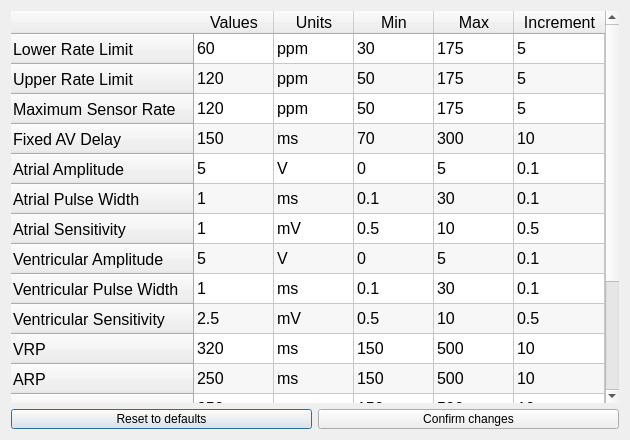
CarlosCapili/3K04-Pacemaker-Project, file DCM/ui_files/parameters.ui: the form before one commit.
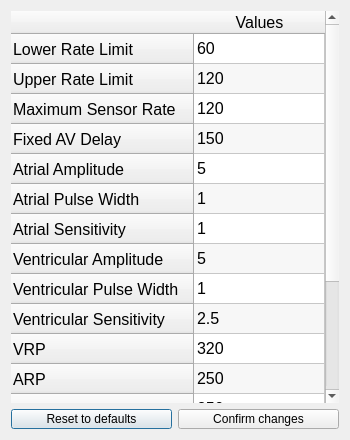
The form after the commit.

The edit to the form file:
```diff
--- a/DCM/ui_files/parameters.ui
+++ b/DCM/ui_files/parameters.ui
@@ -6,7 +6,7 @@
    <rect>
     <x>0</x>
     <y>0</y>
-    <width>630</width>
+    <width>350</width>
     <height>440</height>
    </rect>
   </property>
@@ -18,13 +18,13 @@
   </property>
   <property name="minimumSize">
    <size>
-    <width>630</width>
+    <width>350</width>
     <height>440</height>
    </size>
   </property>
   <property name="maximumSize">
    <size>
-    <width>630</width>
+    <width>350</width>
     <height>500</height>
    </size>
   </property>
@@ -258,26 +258,6 @@
        <string>Values</string>
       </property>
      </column>
-     <column>
-      <property name="text">
-       <string>Units</string>
-      </property>
-     </column>
-     <column>
-      <property name="text">
-       <string>Min</string>
-      </property>
-     </column>
-     <column>
-      <property name="text">
-       <string>Max</string>
-      </property>
-     </column>
-     <column>
-      <property name="text">
-       <string>Increment</string>
-      </property>
-     </column>
      <item row="0" column="0">
       <property name="text">
        <string>60</string>
@@ -285,35 +265,6 @@
       <property name="textAlignment">
        <set>AlignLeading|AlignVCenter</set>
       </property>
-     </item>
-     <item row="0" column="1">
-      <property name="text">
-       <string>ppm</string>
-      </property>
-      <property name="flags">
-       <set>ItemIsDragEnabled|ItemIsUserCheckable|ItemIsEnabled</set>
-      </property>
-     </item>
-     <item row="0" column="2">
-      <property name="text">
-       <string>30</string>
-      </property>
-      <property name="flags">
-       <set>ItemIsDragEnabled|ItemIsUserCheckable|ItemIsEnabled</set>
-      </property>
-     </item>
-     <item row="0" column="3">
-      <property name="text">
-       <string>175</string>
-      </property>
-      <property name="flags">
-       <set>ItemIsDragEnabled|ItemIsUserCheckable|ItemIsEnabled</set>
-      </property>
-     </item>
-     <item row="0" column="4">
-      <property name="text">
-       <string>5</string>
-      </property>
       <property name="flags">
        <set>ItemIsDragEnabled|ItemIsUserCheckable|ItemIsEnabled</set>
       </property>
@@ -322,35 +273,6 @@
       <property name="text">
        <string>120</string>
       </property>
-     </item>
-     <item row="1" column="1">
-      <property name="text">
-       <string>ppm</string>
-      </property>
-      <property name="flags">
-       <set>ItemIsDragEnabled|ItemIsUserCheckable|ItemIsEnabled</set>
-      </property>
-     </item>
-     <item row="1" column="2">
-      <property name="text">
-       <string>50</string>
-      </property>
-      <property name="flags">
-       <set>ItemIsDragEnabled|ItemIsUserCheckable|ItemIsEnabled</set>
-      </property>
-     </item>
-     <item row="1" column="3">
-      <property name="text">
-       <string>175</string>
-      </property>
-      <property name="flags">
-       <set>ItemIsDragEnabled|ItemIsUserCheckable|ItemIsEnabled</set>
-      </property>
-     </item>
-     <item row="1" column="4">
-      <property name="text">
-       <string>5</string>
-      </property>
       <property name="flags">
        <set>ItemIsDragEnabled|ItemIsUserCheckable|ItemIsEnabled</set>
       </property>
@@ -359,35 +281,6 @@
       <property name="text">
        <string>120</string>
       </property>
-     </item>
-     <item row="2" column="1">
-      <property name="text">
-       <string>ppm</string>
-      </property>
-      <property name="flags">
-       <set>ItemIsDragEnabled|ItemIsUserCheckable|ItemIsEnabled</set>
-      </property>
-     </item>
-     <item row="2" column="2">
-      <property name="text">
-       <string>50</string>
-      </property>
-      <property name="flags">
-       <set>ItemIsDragEnabled|ItemIsUserCheckable|ItemIsEnabled</set>
-      </property>
-     </item>
-     <item row="2" column="3">
-      <property name="text">
-       <string>175</string>
-      </property>
-      <property name="flags">
-       <set>ItemIsDragEnabled|ItemIsUserCheckable|ItemIsEnabled</set>
-      </property>
-     </item>
-     <item row="2" column="4">
-      <property name="text">
-       <string>5</string>
-      </property>
       <property name="flags">
        <set>ItemIsDragEnabled|ItemIsUserCheckable|ItemIsEnabled</set>
       </property>
@@ -396,35 +289,6 @@
       <property name="text">
        <string>150</string>
       </property>
-     </item>
-     <item row="3" column="1">
-      <property name="text">
-       <string>ms</string>
-      </property>
-      <property name="flags">
-       <set>ItemIsDragEnabled|ItemIsUserCheckable|ItemIsEnabled</set>
-      </property>
-     </item>
-     <item row="3" column="2">
-      <property name="text">
-       <string>70</string>
-      </property>
-      <property name="flags">
-       <set>ItemIsDragEnabled|ItemIsUserCheckable|ItemIsEnabled</set>
-      </property>
-     </item>
-     <item row="3" column="3">
-      <property name="text">
-       <string>300</string>
-      </property>
-      <property name="flags">
-       <set>ItemIsDragEnabled|ItemIsUserCheckable|ItemIsEnabled</set>
-      </property>
-     </item>
-     <item row="3" column="4">
-      <property name="text">
-       <string>10</string>
-      </property>
       <property name="flags">
        <set>ItemIsDragEnabled|ItemIsUserCheckable|ItemIsEnabled</set>
       </property>
@@ -433,35 +297,6 @@
       <property name="text">
        <string>5</string>
       </property>
-     </item>
-     <item row="4" column="1">
-      <property name="text">
-       <string>V</string>
-      </property>
-      <property name="flags">
-       <set>ItemIsDragEnabled|ItemIsUserCheckable|ItemIsEnabled</set>
-      </property>
-     </item>
-     <item row="4" column="2">
-      <property name="text">
-       <string>0</string>
-      </property>
-      <property name="flags">
-       <set>ItemIsDragEnabled|ItemIsUserCheckable|ItemIsEnabled</set>
-      </property>
-     </item>
-     <item row="4" column="3">
-      <property name="text">
-       <string>5</string>
-      </property>
-      <property name="flags">
-       <set>ItemIsDragEnabled|ItemIsUserCheckable|ItemIsEnabled</set>
-      </property>
-     </item>
-     <item row="4" column="4">
-      <property name="text">
-       <string>0.1</string>
-      </property>
       <property name="flags">
        <set>ItemIsDragEnabled|ItemIsUserCheckable|ItemIsEnabled</set>
       </property>
@@ -470,35 +305,6 @@
       <property name="text">
        <string>1</string>
       </property>
-     </item>
-     <item row="5" column="1">
-      <property name="text">
-       <string>ms</string>
-      </property>
-      <property name="flags">
-       <set>ItemIsDragEnabled|ItemIsUserCheckable|ItemIsEnabled</set>
-      </property>
-     </item>
-     <item row="5" column="2">
-      <property name="text">
-       <string>0.1</string>
-      </property>
-      <property name="flags">
-       <set>ItemIsDragEnabled|ItemIsUserCheckable|ItemIsEnabled</set>
-      </property>
-     </item>
-     <item row="5" column="3">
-      <property name="text">
-       <string>30</string>
-      </property>
-      <property name="flags">
-       <set>ItemIsDragEnabled|ItemIsUserCheckable|ItemIsEnabled</set>
-      </property>
-     </item>
-     <item row="5" column="4">
-      <property name="text">
-       <string>0.1</string>
-      </property>
       <property name="flags">
        <set>ItemIsDragEnabled|ItemIsUserCheckable|ItemIsEnabled</set>
       </property>
@@ -507,35 +313,6 @@
       <property name="text">
        <string>1</string>
       </property>
-     </item>
-     <item row="6" column="1">
-      <property name="text">
-       <string>mV</string>
-      </property>
-      <property name="flags">
-       <set>ItemIsDragEnabled|ItemIsUserCheckable|ItemIsEnabled</set>
-      </property>
-     </item>
-     <item row="6" column="2">
-      <property name="text">
-       <string>0.5</string>
-      </property>
-      <property name="flags">
-       <set>ItemIsDragEnabled|ItemIsUserCheckable|ItemIsEnabled</set>
-      </property>
-     </item>
-     <item row="6" column="3">
-      <property name="text">
-       <string>10</string>
-      </property>
-      <property name="flags">
-       <set>ItemIsDragEnabled|ItemIsUserCheckable|ItemIsEnabled</set>
-      </property>
-     </item>
-     <item row="6" column="4">
-      <property name="text">
-       <string>0.5</string>
-      </property>
       <property name="flags">
        <set>ItemIsDragEnabled|ItemIsUserCheckable|ItemIsEnabled</set>
       </property>
@@ -544,35 +321,6 @@
       <property name="text">
        <string>5</string>
       </property>
-     </item>
-     <item row="7" column="1">
-      <property name="text">
-       <string>V</string>
-      </property>
-      <property name="flags">
-       <set>ItemIsDragEnabled|ItemIsUserCheckable|ItemIsEnabled</set>
-      </property>
-     </item>
-     <item row="7" column="2">
-      <property name="text">
-       <string>0</string>
-      </property>
-      <property name="flags">
-       <set>ItemIsDragEnabled|ItemIsUserCheckable|ItemIsEnabled</set>
-      </property>
-     </item>
-     <item row="7" column="3">
-      <property name="text">
-       <string>5</string>
-      </property>
-      <property name="flags">
-       <set>ItemIsDragEnabled|ItemIsUserCheckable|ItemIsEnabled</set>
-      </property>
-     </item>
-     <item row="7" column="4">
-      <property name="text">
-       <string>0.1</string>
-      </property>
       <property name="flags">
        <set>ItemIsDragEnabled|ItemIsUserCheckable|ItemIsEnabled</set>
       </property>
@@ -581,35 +329,6 @@
       <property name="text">
        <string>1</string>
       </property>
-     </item>
-     <item row="8" column="1">
-      <property name="text">
-       <string>ms</string>
-      </property>
-      <property name="flags">
-       <set>ItemIsDragEnabled|ItemIsUserCheckable|ItemIsEnabled</set>
-      </property>
-     </item>
-     <item row="8" column="2">
-      <property name="text">
-       <string>0.1</string>
-      </property>
-      <property name="flags">
-       <set>ItemIsDragEnabled|ItemIsUserCheckable|ItemIsEnabled</set>
-      </property>
-     </item>
-     <item row="8" column="3">
-      <property name="text">
-       <string>30</string>
-      </property>
-      <property name="flags">
-       <set>ItemIsDragEnabled|ItemIsUserCheckable|ItemIsEnabled</set>
-      </property>
-     </item>
-     <item row="8" column="4">
-      <property name="text">
-       <string>0.1</string>
-      </property>
       <property name="flags">
        <set>ItemIsDragEnabled|ItemIsUserCheckable|ItemIsEnabled</set>
       </property>
@@ -618,35 +337,6 @@
       <property name="text">
        <string>2.5</string>
       </property>
-     </item>
-     <item row="9" column="1">
-      <property name="text">
-       <string>mV</string>
-      </property>
-      <property name="flags">
-       <set>ItemIsDragEnabled|ItemIsUserCheckable|ItemIsEnabled</set>
-      </property>
-     </item>
-     <item row="9" column="2">
-      <property name="text">
-       <string>0.5</string>
-      </property>
-      <property name="flags">
-       <set>ItemIsDragEnabled|ItemIsUserCheckable|ItemIsEnabled</set>
-      </property>
-     </item>
-     <item row="9" column="3">
-      <property name="text">
-       <string>10</string>
-      </property>
-      <property name="flags">
-       <set>ItemIsDragEnabled|ItemIsUserCheckable|ItemIsEnabled</set>
-      </property>
-     </item>
-     <item row="9" column="4">
-      <property name="text">
-       <string>0.5</string>
-      </property>
       <property name="flags">
        <set>ItemIsDragEnabled|ItemIsUserCheckable|ItemIsEnabled</set>
       </property>
@@ -655,35 +345,6 @@
       <property name="text">
        <string>320</string>
       </property>
-     </item>
-     <item row="10" column="1">
-      <property name="text">
-       <string>ms</string>
-      </property>
-      <property name="flags">
-       <set>ItemIsDragEnabled|ItemIsUserCheckable|ItemIsEnabled</set>
-      </property>
-     </item>
-     <item row="10" column="2">
-      <property name="text">
-       <string>150</string>
-      </property>
-      <property name="flags">
-       <set>ItemIsDragEnabled|ItemIsUserCheckable|ItemIsEnabled</set>
-      </property>
-     </item>
-     <item row="10" column="3">
-      <property name="text">
-       <string>500</string>
-      </property>
-      <property name="flags">
-       <set>ItemIsDragEnabled|ItemIsUserCheckable|ItemIsEnabled</set>
-      </property>
-     </item>
-     <item row="10" column="4">
-      <property name="text">
-       <string>10</string>
-      </property>
       <property name="flags">
        <set>ItemIsDragEnabled|ItemIsUserCheckable|ItemIsEnabled</set>
       </property>
@@ -695,47 +356,6 @@
       <property name="textAlignment">
        <set>AlignLeading|AlignVCenter</set>
       </property>
-     </item>
-     <item row="11" column="1">
-      <property name="text">
-       <string>ms</string>
-      </property>
-      <property name="textAlignment">
-       <set>AlignLeading|AlignVCenter</set>
-      </property>
-      <property name="flags">
-       <set>ItemIsDragEnabled|ItemIsUserCheckable|ItemIsEnabled</set>
-      </property>
-     </item>
-     <item row="11" column="2">
-      <property name="text">
-       <string>150</string>
-      </property>
-      <property name="textAlignment">
-       <set>AlignLeading|AlignVCenter</set>
-      </property>
-      <property name="flags">
-       <set>ItemIsDragEnabled|ItemIsUserCheckable|ItemIsEnabled</set>
-      </property>
-     </item>
-     <item row="11" column="3">
-      <property name="text">
-       <string>500</string>
-      </property>
-      <property name="textAlignment">
-       <set>AlignLeading|AlignVCenter</set>
-      </property>
-      <property name="flags">
-       <set>ItemIsDragEnabled|ItemIsUserCheckable|ItemIsEnabled</set>
-      </property>
-     </item>
-     <item row="11" column="4">
-      <property name="text">
-       <string>10</string>
-      </property>
-      <property name="textAlignment">
-       <set>AlignLeading|AlignVCenter</set>
-      </property>
       <property name="flags">
        <set>ItemIsDragEnabled|ItemIsUserCheckable|ItemIsEnabled</set>
       </property>
@@ -744,35 +364,6 @@
       <property name="text">
        <string>250</string>
       </property>
-     </item>
-     <item row="12" column="1">
-      <property name="text">
-       <string>ms</string>
-      </property>
-      <property name="flags">
-       <set>ItemIsDragEnabled|ItemIsUserCheckable|ItemIsEnabled</set>
-      </property>
-     </item>
-     <item row="12" column="2">
-      <property name="text">
-       <string>150</string>
-      </property>
-      <property name="flags">
-       <set>ItemIsDragEnabled|ItemIsUserCheckable|ItemIsEnabled</set>
-      </property>
-     </item>
-     <item row="12" column="3">
-      <property name="text">
-       <string>500</string>
-      </property>
-      <property name="flags">
-       <set>ItemIsDragEnabled|ItemIsUserCheckable|ItemIsEnabled</set>
-      </property>
-     </item>
-     <item row="12" column="4">
-      <property name="text">
-       <string>10</string>
-      </property>
       <property name="flags">
        <set>ItemIsDragEnabled|ItemIsUserCheckable|ItemIsEnabled</set>
       </property>
@@ -785,71 +376,10 @@
        <set>ItemIsDragEnabled|ItemIsUserCheckable|ItemIsEnabled</set>
       </property>
      </item>
-     <item row="13" column="1">
-      <property name="text">
-       <string/>
-      </property>
-      <property name="flags">
-       <set>ItemIsDragEnabled|ItemIsUserCheckable|ItemIsEnabled</set>
-      </property>
-     </item>
-     <item row="13" column="2">
-      <property name="text">
-       <string/>
-      </property>
-      <property name="flags">
-       <set>ItemIsDragEnabled|ItemIsUserCheckable|ItemIsEnabled</set>
-      </property>
-     </item>
-     <item row="13" column="3">
-      <property name="text">
-       <string/>
-      </property>
-      <property name="flags">
-       <set>ItemIsDragEnabled|ItemIsUserCheckable|ItemIsEnabled</set>
-      </property>
-     </item>
-     <item row="13" column="4">
-      <property name="text">
-       <string/>
-      </property>
-      <property name="flags">
-       <set>ItemIsDragEnabled|ItemIsUserCheckable|ItemIsEnabled</set>
-      </property>
-     </item>
      <item row="14" column="0">
       <property name="text">
        <string>30</string>
       </property>
-     </item>
-     <item row="14" column="1">
-      <property name="text">
-       <string>sec</string>
-      </property>
-      <property name="flags">
-       <set>ItemIsDragEnabled|ItemIsUserCheckable|ItemIsEnabled</set>
-      </property>
-     </item>
-     <item row="14" column="2">
-      <property name="text">
-       <string>10</string>
-      </property>
-      <property name="flags">
-       <set>ItemIsDragEnabled|ItemIsUserCheckable|ItemIsEnabled</set>
-      </property>
-     </item>
-     <item row="14" column="3">
-      <property name="text">
-       <string>50</string>
-      </property>
-      <property name="flags">
-       <set>ItemIsDragEnabled|ItemIsUserCheckable|ItemIsEnabled</set>
-      </property>
-     </item>
-     <item row="14" column="4">
-      <property name="text">
-       <string>10</string>
-      </property>
       <property name="flags">
        <set>ItemIsDragEnabled|ItemIsUserCheckable|ItemIsEnabled</set>
       </property>
@@ -858,35 +388,6 @@
       <property name="text">
        <string>8</string>
       </property>
-     </item>
-     <item row="15" column="1">
-      <property name="text">
-       <string/>
-      </property>
-      <property name="flags">
-       <set>ItemIsDragEnabled|ItemIsUserCheckable|ItemIsEnabled</set>
-      </property>
-     </item>
-     <item row="15" column="2">
-      <property name="text">
-       <string>1</string>
-      </property>
-      <property name="flags">
-       <set>ItemIsDragEnabled|ItemIsUserCheckable|ItemIsEnabled</set>
-      </property>
-     </item>
-     <item row="15" column="3">
-      <property name="text">
-       <string>16</string>
-      </property>
-      <property name="flags">
-       <set>ItemIsDragEnabled|ItemIsUserCheckable|ItemIsEnabled</set>
-      </property>
-     </item>
-     <item row="15" column="4">
-      <property name="text">
-       <string>1</string>
-      </property>
       <property name="flags">
        <set>ItemIsDragEnabled|ItemIsUserCheckable|ItemIsEnabled</set>
       </property>
@@ -894,35 +395,6 @@
      <item row="16" column="0">
       <property name="text">
        <string>5</string>
-      </property>
-     </item>
-     <item row="16" column="1">
-      <property name="text">
-       <string>min</string>
-      </property>
-      <property name="flags">
-       <set>ItemIsDragEnabled|ItemIsUserCheckable|ItemIsEnabled</set>
-      </property>
-     </item>
-     <item row="16" column="2">
-      <property name="text">
-       <string>2</string>
-      </property>
-      <property name="flags">
-       <set>ItemIsDragEnabled|ItemIsUserCheckable|ItemIsEnabled</set>
-      </property>
-     </item>
-     <item row="16" column="3">
-      <property name="text">
-       <string>16</string>
-      </property>
-      <property name="flags">
-       <set>ItemIsDragEnabled|ItemIsUserCheckable|ItemIsEnabled</set>
-      </property>
-     </item>
-     <item row="16" column="4">
-      <property name="text">
-       <string>1</string>
       </property>
       <property name="flags">
        <set>ItemIsDragEnabled|ItemIsUserCheckable|ItemIsEnabled</set>
```
